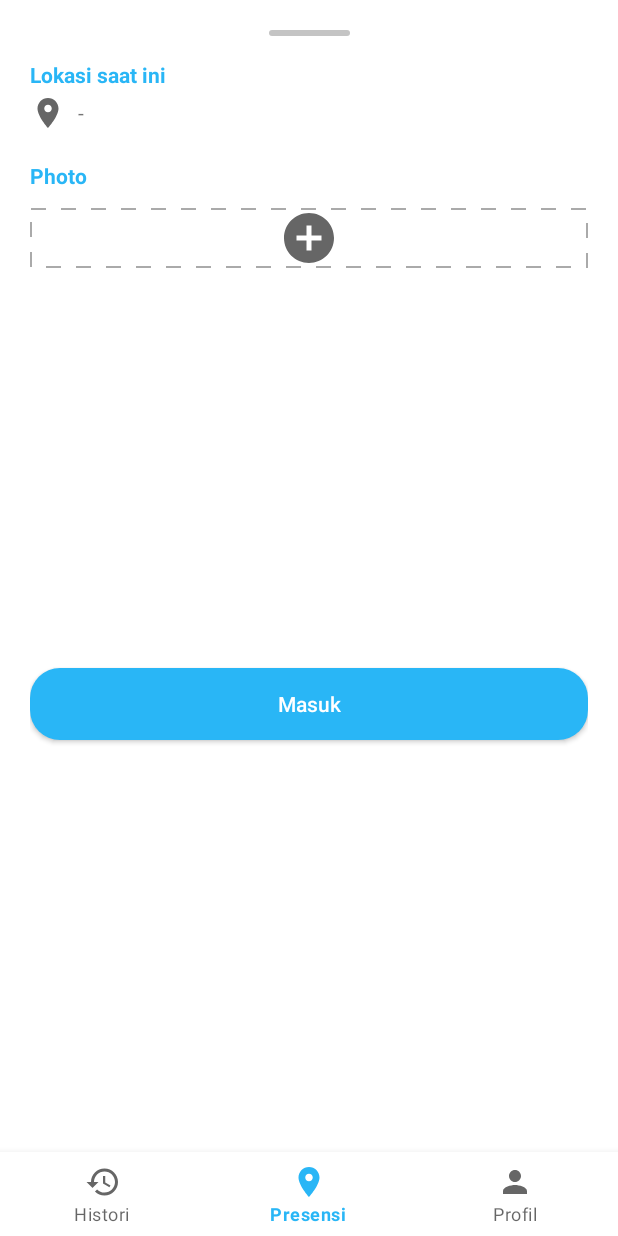
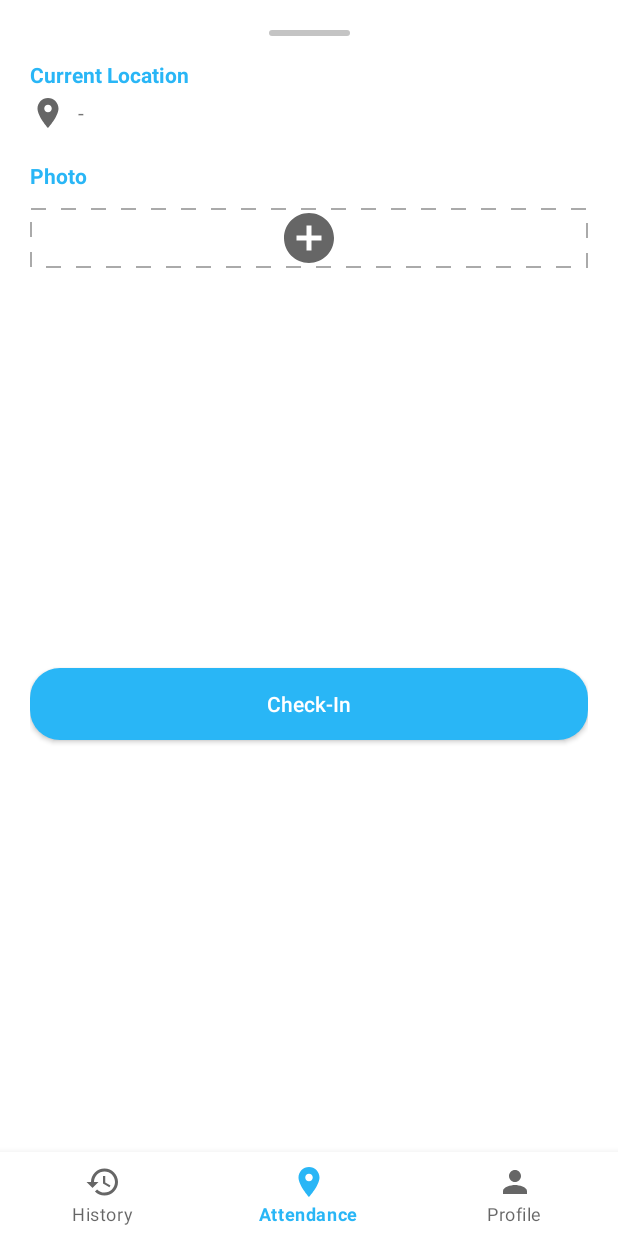
Before and after one commit to felaayulestari/presensi-android, an Android app: the fragment PresensiFragment placed in its activity, on a phone screen of 412 x 824 dp. Run offline under Robolectric (Android 15) with nearby library versions, the phone set to English and light mode, and no system bars; libraries missing offline, so code that uses them is left out: com.orhanobut.hawk; pictures from the network do not load; 5 statements that could not run were skipped.

Commit message:
fitur profil

```diff
--- a/app/build.gradle
+++ b/app/build.gradle
@@ -17,6 +17,7 @@ android {
 
         //BASE_URL
         buildConfigField "String", "BASE_URL", "\"https://presensireka.freehost.id/api/\""
+        buildConfigField "String", "BASE_IMAGE_URL", "\"https://presensireka.freehost.id/storage/profile/\""
     }
 
     buildTypes {
--- a/app/src/main/java/com/example/rekapresensionline/networking/PresensiApiServices.kt
+++ b/app/src/main/java/com/example/rekapresensionline/networking/PresensiApiServices.kt
@@ -1,9 +1,6 @@
 package com.example.rekapresensionline.networking
 
-import com.example.rekapresensionline.model.ForgotPasswordResponse
-import com.example.rekapresensionline.model.HistoriResponse
-import com.example.rekapresensionline.model.LoginResponse
-import com.example.rekapresensionline.model.PresensiResponse
+import com.example.rekapresensionline.model.*
 import okhttp3.MultipartBody
 import okhttp3.RequestBody
 import retrofit2.Call
@@ -32,4 +29,9 @@ interface PresensiApiServices {
                              @Query("from") fromDate: String,
                              @Query("to") toDate: String
     ): Call<HistoriResponse>
+
+    @Headers("Accept: application/json", "Content-Type: application/json")
+    @POST("auth/logout")
+    fun logoutRequest(@Header("Authorization") token: String): Call<LogoutResponse>
+
 }
--- a/app/src/main/res/values/strings.xml
+++ b/app/src/main/res/values/strings.xml
@@ -5,27 +5,26 @@
     <string name="password">Password</string>
     <string name="login">Login</string>
     <string name="forgot_password">Forgot Password</string>
-    <string name="histori">Histori</string>
-    <string name="presensi">Presensi</string>
-    <string name="profil">Profil</string>
-    <string name="hello_blank_fragment">Hello blank fragment</string>
-    <string name="lokasi_saat_ini">Lokasi saat ini</string>
-    <string name="default_text">-</string>
+    <string name="histori">History</string>
+    <string name="presensi">Attendance</string>
+    <string name="profil">Profile</string>
+    <string name="lokasi_saat_ini">Current Location</string>
+    <string name="default_text" translatable="false">-</string>
     <string name="photo">Photo</string>
     <string name="check_in">Check in</string>
     <string name="check_out">Check out</string>
     <string name="logout">Logout</string>
-    <string name="ubah_bahasa">Ubah Bahasa</string>
-    <string name="ubah_password">Ubah Password</string>
+    <string name="ubah_bahasa">Change Language</string>
+    <string name="ubah_password">Change Password</string>
     <string name="old_password">Old Password</string>
     <string name="new_password">New Password</string>
     <string name="confirm_new_password">Confirm New Password</string>
-    <string name="hadir">Hadir</string>
+    <string name="hadir">Present</string>
     <string name="please_field_your_email">Please field your email</string>
     <string name="please_use_valid_email">Please use valid email</string>
     <string name="please_field_your_password">Please field your password</string>
-    <string name="gagal">Gagal</string>
-    <string name="berhasil">Berhasil</string>
+    <string name="gagal">Failed</string>
+    <string name="berhasil">Success</string>
     <string name="failed">failed</string>
     <string name="success">success</string>
     <string name="required_permission">required permission</string>
@@ -33,16 +32,18 @@
     <string name="search_your_location">Search Your Location</string>
     <string name="no">No</string>
     <string name="alert">Alert</string>
-    <string name="are_you_sure">Are You Sure</string>
+    <string name="are_you_sure">Are You Sure?</string>
     <string name="yes">Yes</string>
-    <string name="success_absen_masuk">Success Absen Masuk</string>
-    <string name="success_absen_pulang">Success Absen Pulang</string>
+    <string name="success_absen_masuk">Success Check-In</string>
+    <string name="success_absen_pulang">Success Check-Out</string>
     <string name="please_take_your_photo">Please Take Your Photo</string>
     <string name="something_wrong">Something Wrong</string>
     <string name="failed_to_capture_image">Failed To Capture Image</string>
-    <string name="masuk">Masuk</string>
-    <string name="pulang">Pulang</string>
-    <string name="anda_sudah_absen">Anda Sudah Absen</string>
-    <string name="absen_masuk">Absen Masuk</string>
-    <string name="absen_pulang">Absen Pulang</string>
+    <string name="masuk">Check-In</string>
+    <string name="pulang">Check-Out</string>
+    <string name="anda_sudah_absen">You Already Present</string>
+    <string name="absen_masuk">Check-In</string>
+    <string name="absen_pulang">Check-Out</string>
+    <string name="your_password_didnt_match">Your password din\'t match</string>
+    <string name="your_password_has_been_update">Your Password has been update</string>
 </resources>
```
Also changed, not shown: app/src/main/java/com/example/rekapresensionline/model/LogoutResponse.kt (added, +9 -0 lines), app/src/main/java/com/example/rekapresensionline/views/Profil/ProfilFragment.kt (+64 -3 lines), 1 other file.
